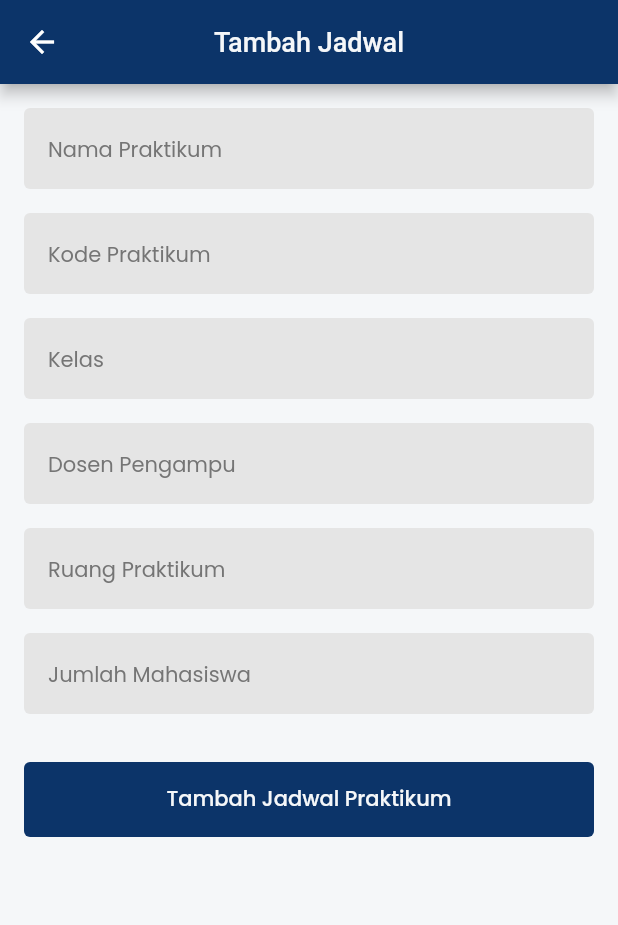
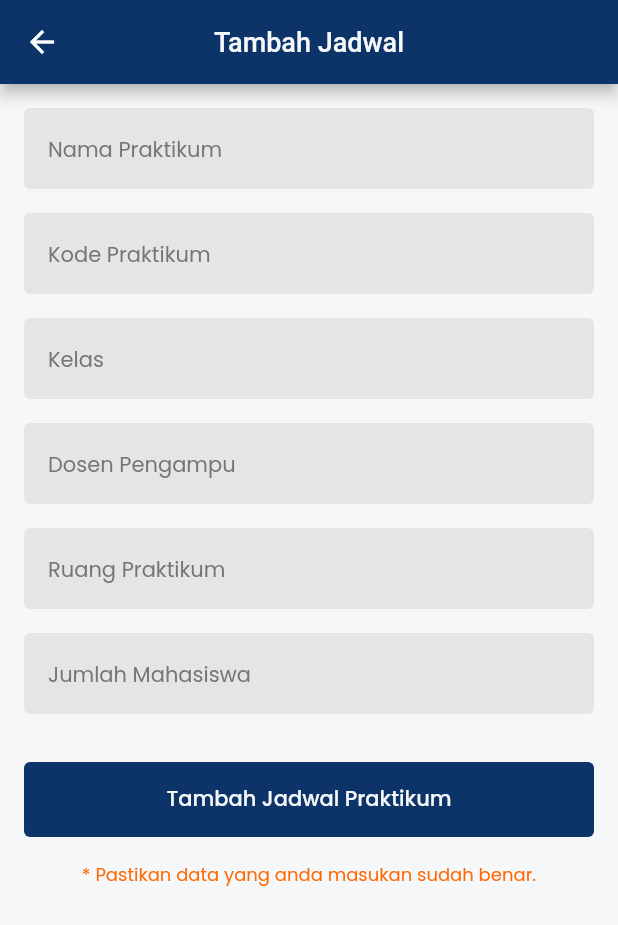
Before and after one commit to devfloody/presensi, a Flutter app: the AddJadwalView screen opened by its route, on a phone screen of 412 x 824 dp. Shown: the top 925 px of the screen. Run offline on Flutter 3.47's test engine with Material 2 defaults, Android fonts, the phone set to English and light mode, and no system bars; our stand-ins replace cloud_firestore, firebase_auth, firebase_core, firebase_storage, flutter_svg, get and 2 more; missing offline and left inert: flutter_barcode_scanner; accounts and stored records are empty.

Commit message:
update readme dan add jadwal

```diff
--- a/lib/app/modules/add_jadwal/views/add_jadwal_view.dart
+++ b/lib/app/modules/add_jadwal/views/add_jadwal_view.dart
@@ -127,6 +127,16 @@ class AddJadwalView extends GetView<AddJadwalController> {
               ),
             ),
           ),
+          SizedBox(height: 16),
+          Center(
+            child: Text(
+              '* Pastikan data yang anda masukan sudah benar.',
+              style: TextStyle(
+                color: CustomColor.error,
+                fontSize: 12,
+              ),
+            ),
+          ),
         ],
       ),
     );
```
Also changed, not shown: 1 other file.
